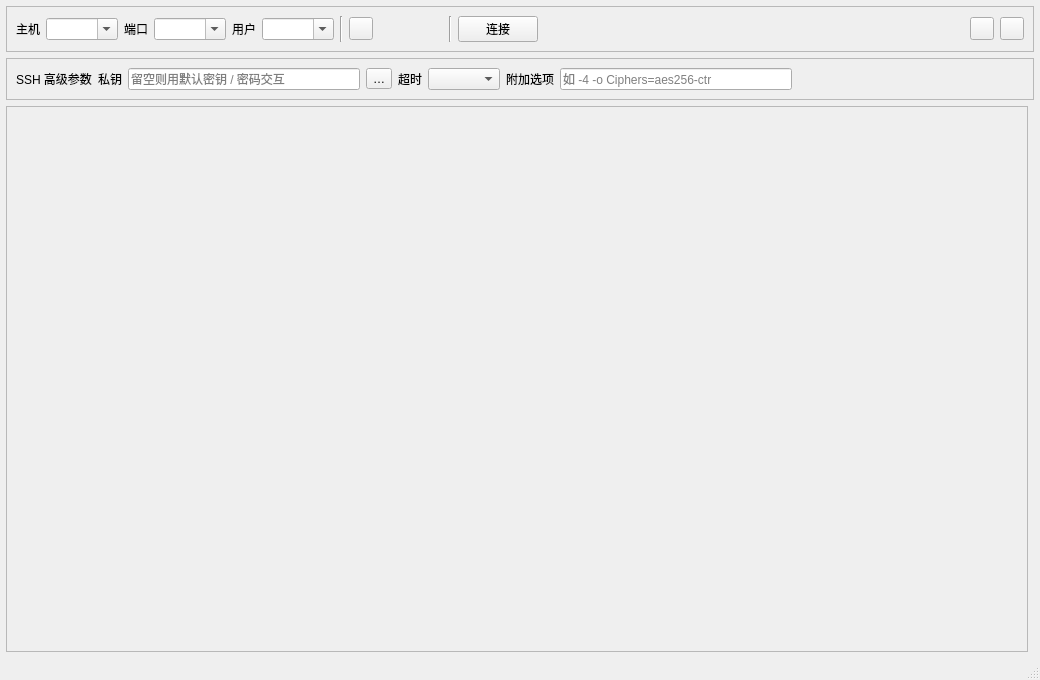
The window that mainwindow.ui (zfz-sq/Xterm) describes before a commit, drawn with Qt 5.
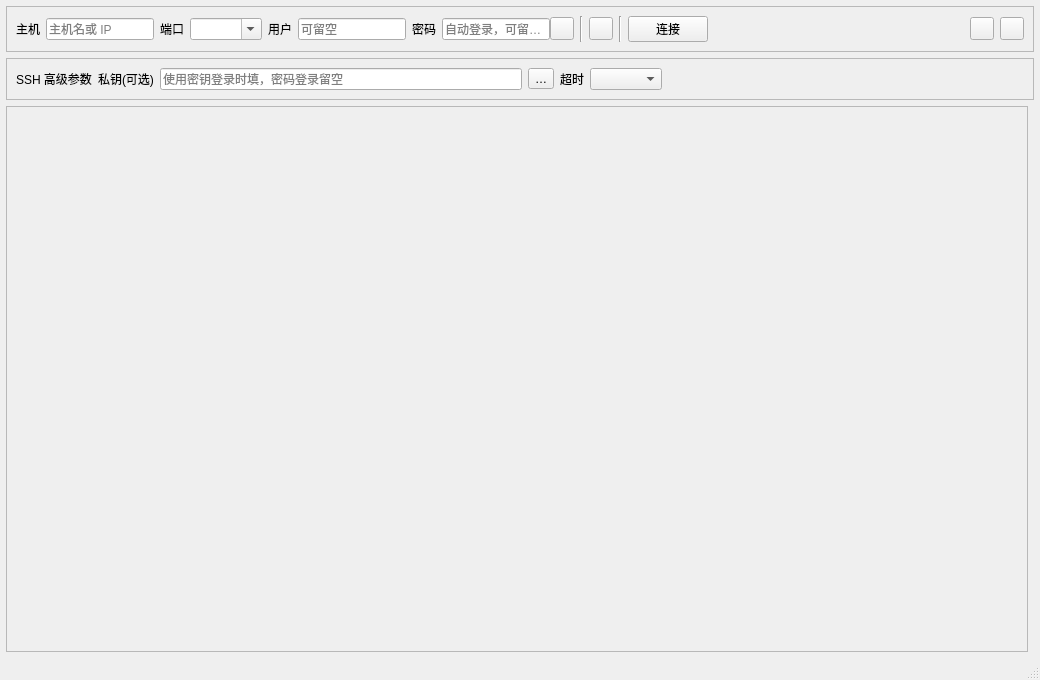
The same window after the commit. The open tabs and pages were chosen to show the change.

What changed in the file:
```diff
--- a/mainwindow.ui
+++ b/mainwindow.ui
@@ -192,15 +192,21 @@
             </widget>
            </item>
            <item>
-            <widget class="QComboBox" name="hostCombo">
+            <widget class="QLineEdit" name="hostEdit">
              <property name="minimumWidth">
               <number>180</number>
              </property>
-             <property name="editable">
-              <bool>true</bool>
+             <property name="maximumWidth">
+              <number>108</number>
              </property>
-             <property name="insertPolicy">
-              <enum>QComboBox::NoInsert</enum>
+             <property name="sizePolicy">
+              <sizepolicy hsizetype="Fixed" vsizetype="Fixed">
+               <horstretch>0</horstretch>
+               <verstretch>0</verstretch>
+              </sizepolicy>
+             </property>
+             <property name="placeholderText">
+              <string>主机名或 IP</string>
              </property>
              <property name="toolTip">
               <string>主机名 / IP，也可以是 ~/.ssh/config 里的别名</string>
@@ -216,11 +222,11 @@
            </item>
            <item>
             <widget class="QComboBox" name="sshPortCombo">
-             <property name="minimumWidth">
-              <number>70</number>
-             </property>
-             <property name="maximumWidth">
-              <number>90</number>
+             <property name="sizePolicy">
+              <sizepolicy hsizetype="Fixed" vsizetype="Fixed">
+               <horstretch>0</horstretch>
+               <verstretch>0</verstretch>
+              </sizepolicy>
              </property>
              <property name="editable">
               <bool>true</bool>
@@ -238,24 +244,81 @@
             </widget>
            </item>
            <item>
-            <widget class="QComboBox" name="userCombo">
+            <widget class="QLineEdit" name="userEdit">
              <property name="minimumWidth">
               <number>110</number>
              </property>
              <property name="maximumWidth">
               <number>160</number>
              </property>
-             <property name="editable">
-              <bool>true</bool>
-             </property>
-             <property name="insertPolicy">
-              <enum>QComboBox::NoInsert</enum>
+             <property name="placeholderText">
+              <string>可留空</string>
              </property>
              <property name="toolTip">
               <string>留空则用 ~/.ssh/config 或当前用户名</string>
              </property>
             </widget>
            </item>
+           <item>
+            <widget class="QLabel" name="pwLabel">
+             <property name="text">
+              <string>密码</string>
+             </property>
+            </widget>
+           </item>
+           <item>
+            <widget class="QWidget" name="passwordGroup">
+             <layout class="QHBoxLayout" name="passwordGroupLayout">
+              <property name="spacing">
+               <number>0</number>
+              </property>
+              <property name="leftMargin">
+               <number>0</number>
+              </property>
+              <property name="topMargin">
+               <number>0</number>
+              </property>
+              <property name="rightMargin">
+               <number>0</number>
+              </property>
+              <property name="bottomMargin">
+               <number>0</number>
+              </property>
+              <item alignment="Qt::AlignVCenter">
+               <widget class="QLineEdit" name="passwordEdit">
+                <property name="minimumWidth">
+                 <number>69</number>
+                </property>
+                <property name="maximumWidth">
+                 <number>104</number>
+                </property>
+                <property name="echoMode">
+                 <enum>QLineEdit::Password</enum>
+                </property>
+                <property name="placeholderText">
+                 <string>自动登录，可留空手输</string>
+                </property>
+                <property name="toolTip">
+                 <string>连接时若终端出现 password 提示，自动帮你填入并回车；不用密钥/agent 时填这里最省事</string>
+                </property>
+               </widget>
+              </item>
+              <item alignment="Qt::AlignVCenter">
+               <widget class="QToolButton" name="pwToggleBtn">
+                <property name="toolTip">
+                 <string>显示密码</string>
+                </property>
+                <property name="toolButtonStyle">
+                 <enum>Qt::ToolButtonIconOnly</enum>
+                </property>
+                <property name="autoRaise">
+                 <bool>false</bool>
+                </property>
+               </widget>
+              </item>
+             </layout>
+            </widget>
+           </item>
            <item>
             <widget class="QFrame" name="vline3">
              <property name="frameShape">
@@ -462,7 +525,7 @@
            <item>
             <widget class="QLabel" name="keyLabel">
              <property name="text">
-              <string>私钥</string>
+              <string>私钥(可选)</string>
              </property>
             </widget>
            </item>
@@ -472,7 +535,7 @@
               <number>220</number>
              </property>
              <property name="placeholderText">
-              <string>留空则用默认密钥 / 密码交互</string>
+              <string>使用密钥登录时填，密码登录留空</string>
              </property>
              <property name="toolTip">
               <string>私钥文件路径（-i）。密码始终由终端内的 ssh.exe 提示输入</string>
@@ -505,27 +568,7 @@
               <number>90</number>
              </property>
              <property name="toolTip">
-              <string>连接超时秒数（ConnectTimeout）</string>
-             </property>
-            </widget>
-           </item>
-           <item>
-            <widget class="QLabel" name="argsLabel">
-             <property name="text">
-              <string>附加选项</string>
-             </property>
-            </widget>
-           </item>
-           <item>
-            <widget class="QLineEdit" name="argsEdit">
-             <property name="minimumWidth">
-              <number>160</number>
-             </property>
-             <property name="placeholderText">
-              <string>如 -4 -o Ciphers=aes256-ctr</string>
-             </property>
-             <property name="toolTip">
-              <string>原样追加给 ssh.exe 的参数，按空格分词</string>
+              <string>等多久算连不上（秒）。主机一直没响应就报错收场；网慢/设备休眠时可调大，默认 10 秒够用</string>
              </property>
             </widget>
            </item>
```
Left out of the diff: 12 changed lines with no effect on the pictures.
